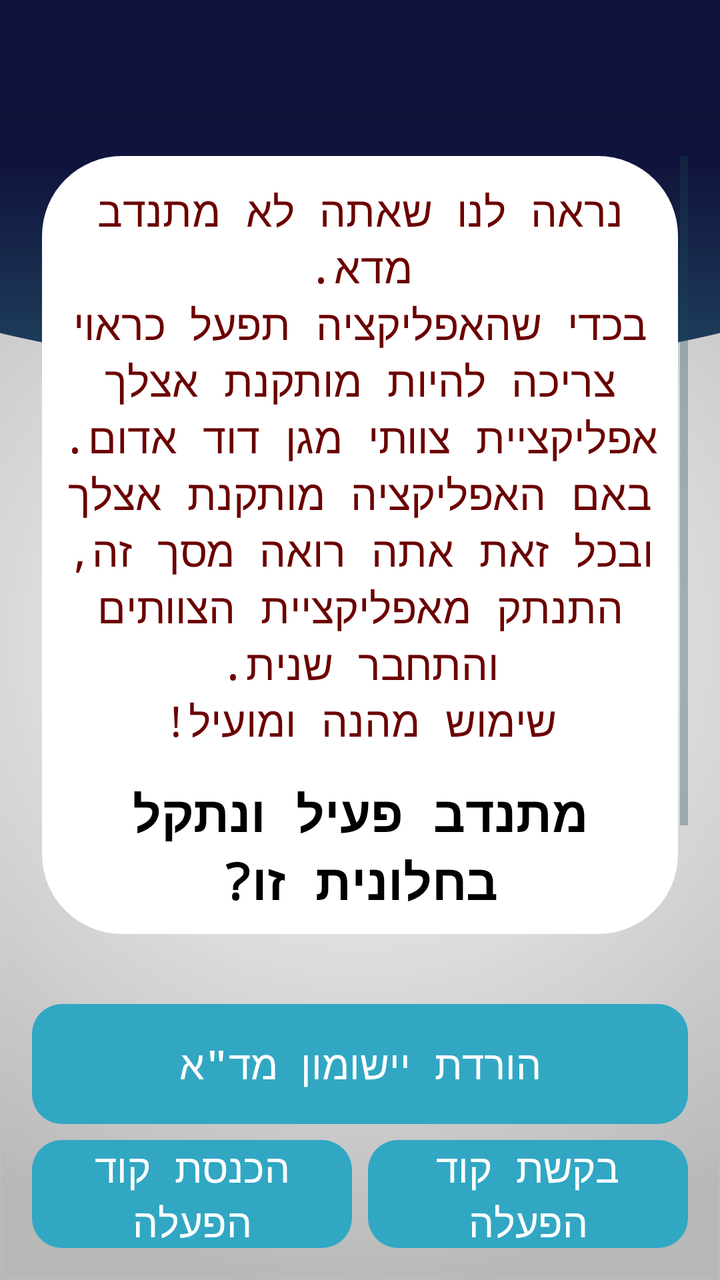
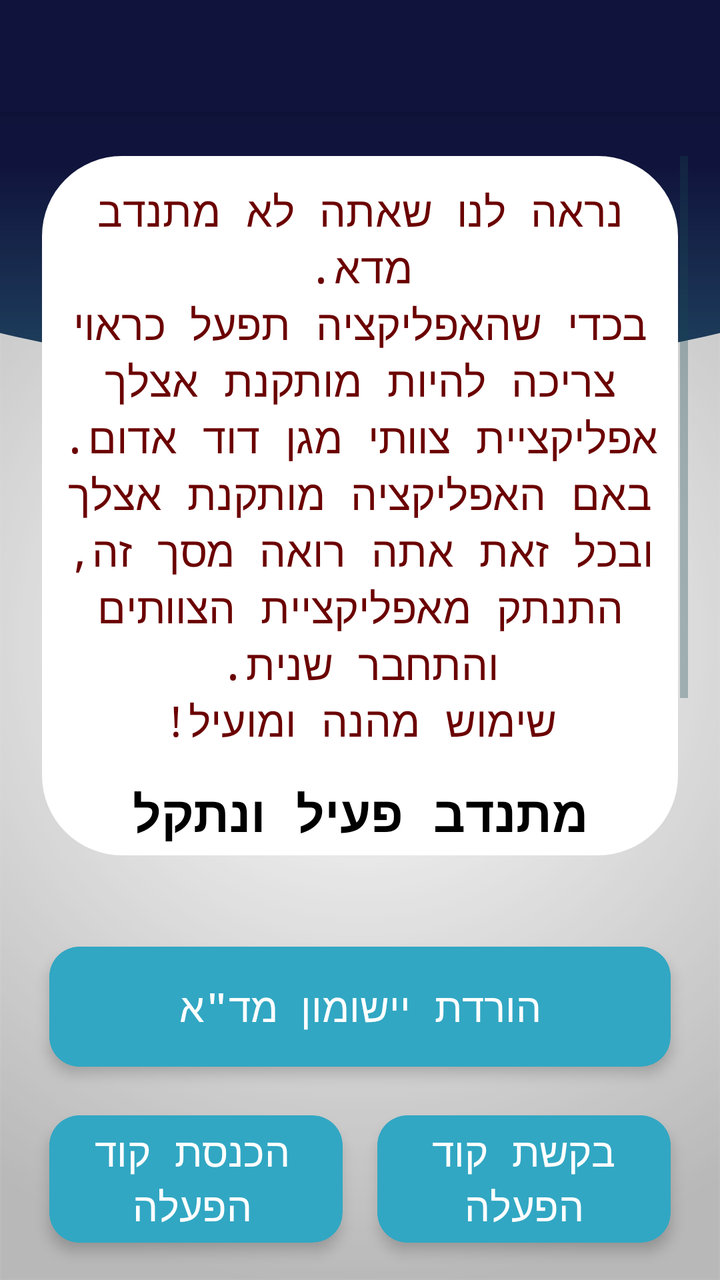

Screens rendered from an Android XML layout before and after an edit, with the pre-edit source and the edit as a unified diff.
<!-- AndroidManifest.xml: application theme AppTheme -->
<!-- res/layout/activity_not_mada.xml -->
<?xml version="1.0" encoding="utf-8"?>
<android.support.design.widget.CoordinatorLayout xmlns:android="http://schemas.android.com/apk/res/android"
    xmlns:app="http://schemas.android.com/apk/res-auto"
    xmlns:tools="http://schemas.android.com/tools"
    android:layout_width="match_parent"
    android:layout_height="match_parent"
    tools:context=".lockPage">

    <android.support.design.widget.AppBarLayout
        android:layout_width="match_parent"
        android:layout_height="wrap_content"
        android:theme="@style/AppTheme.AppBarOverlay">

        <android.support.v7.widget.Toolbar
            android:id="@+id/toolbar"
            android:layout_width="match_parent"
            android:layout_height="?attr/actionBarSize"
            android:background="?attr/colorPrimary"
            app:layout_scrollFlags="scroll|exitUntilCollapsed"
            app:popupTheme="@style/AppTheme.PopupOverlay" />
    </android.support.design.widget.AppBarLayout>

    <RelativeLayout xmlns:android="http://schemas.android.com/apk/res/android"
        android:layout_width="match_parent"
        android:layout_height="match_parent"
        android:orientation="vertical"
        app:layout_behavior="@string/appbar_scrolling_view_behavior">

        <ImageView
            android:layout_width="match_parent"
            android:layout_height="130dp"
            android:background="@drawable/curve_toolbar_bg"
            android:clickable="false"
            android:contentDescription="@string/app_name" />

        <ScrollView
            android:layout_width="match_parent"
            android:layout_height="match_parent"
            android:layout_above="@+id/b9"
            android:layout_marginLeft="16dp"
            android:layout_marginTop="22dp"
            android:layout_marginRight="16dp"
            android:layout_marginBottom="25dp"
            android:background="@drawable/text_white_cornered"
            android:paddingBottom="13dp">

            <RelativeLayout
                android:layout_width="match_parent"
                android:layout_height="wrap_content"
                android:layout_margin="13dp"
                android:paddingBottom="13dp">

                <TextView
                    android:id="@+id/textView11"
                    android:layout_width="wrap_content"
                    android:layout_height="wrap_content"
                    android:layout_gravity="center_horizontal"
                    android:gravity="center"
                    android:text="@string/notMada"
                    android:textAppearance="?android:attr/textAppearanceLarge"
                    android:textColor="@color/ColorRedDark"
                    android:textSize="21sp" />

                <TextView
                    android:id="@+id/textView150"
                    android:layout_width="wrap_content"
                    android:layout_height="wrap_content"
                    android:layout_below="@+id/textView11"
                    android:layout_centerHorizontal="true"
                    android:layout_gravity="center_horizontal"
                    android:layout_marginTop="15dp"
                    android:gravity="center"
                    android:text="@string/notM"
                    android:textAppearance="?android:attr/textAppearanceLarge"
                    android:textColor="@color/Black"
                    android:textSize="25sp"
                    android:textStyle="bold" />
            </RelativeLayout>
        </ScrollView>

        <Button
            android:id="@+id/b9"
            android:layout_width="match_parent"
            android:layout_height="60dp"
            android:layout_above="@+id/lin"
            android:layout_centerHorizontal="true"
            android:layout_marginStart="@dimen/activity_vertical_margin"
            android:layout_marginEnd="@dimen/activity_vertical_margin"
            android:layout_marginBottom="8dp"
            android:background="@drawable/btns_new"
            android:gravity="center"
            android:onClick="TZapp"
            android:text="@string/title_mda"
            android:textColor="#FFF"
            android:textSize="20sp" />

        <LinearLayout
            android:id="@+id/lin"
            android:layout_width="match_parent"
            android:layout_height="70dp"
            android:layout_alignParentStart="true"
            android:layout_alignParentBottom="true"
            android:orientation="horizontal"
            android:paddingLeft="@dimen/activity_horizontal_margin"
            android:paddingRight="@dimen/activity_horizontal_margin"
            android:paddingBottom="16dp">

            <Button
                android:id="@+id/b6"
                android:layout_width="0dp"
                android:layout_height="match_parent"
                android:layout_marginEnd="4dp"
                android:layout_weight="1"
                android:background="@drawable/btns_new"
                android:gravity="center"
                android:onClick="cod"
                android:paddingLeft="5dp"
                android:paddingRight="5dp"
                android:text="@string/title_code"
                android:textColor="#FFF"
                android:textSize="20sp" />

            <Button
                android:id="@+id/b4"
                android:layout_width="0dp"
                android:layout_height="match_parent"
                android:layout_marginStart="4dp"
                android:layout_weight="1"
                android:background="@drawable/btns_new"
                android:gravity="center"
                android:onClick="cond"
                android:paddingLeft="5dp"
                android:paddingRight="5dp"
                android:text="@string/title_activity_code"
                android:textColor="#FFF"
                android:textSize="20sp" />
        </LinearLayout>
    </RelativeLayout>
</android.support.design.widget.CoordinatorLayout>
<!-- resources referenced by this layout -->
<resources>
  <color name="Black">#000000</color>
  <color name="ColorRedDark">#6b0000</color>
  <dimen name="activity_horizontal_margin">16dp</dimen>
  <dimen name="activity_vertical_margin">16dp</dimen>
  <!-- drawable btns_new (drawable) -->
  <?xml version="1.0" encoding="utf-8"?>
  <shape xmlns:android="http://schemas.android.com/apk/res/android"
      android:shape="rectangle">
      <corners android:radius="15dp" />
      <solid android:color="@color/ColorNice" />
      <padding
          android:right="0dp"
          android:left="0dp"
          android:bottom="0dp"
          android:top="0dp" />
      <stroke
          android:width="0dp"
          android:color="#1e869f" />
  </shape>
  <!-- drawable curve_toolbar_bg (drawable) -->
  <?xml version="1.0" encoding="utf-8"?>
  <layer-list xmlns:android="http://schemas.android.com/apk/res/android">
      <item
          android:bottom="0dp"
          android:left="-130dp"
          android:right="-130dp"
          android:top="-80dp">
          <shape android:shape="oval">
              <gradient android:angle="90"
                  android:gradientRadius="100%p"
                  android:endColor="@color/ColorPrimary"
                  android:centerColor="@color/ColorPrimary"
                  android:startColor="#1f425f"
                  android:type="linear" />
          </shape>
      </item>
  </layer-list>
  <!-- drawable text_white_cornered (drawable) -->
  <?xml version="1.0" encoding="utf-8"?>
  <layer-list xmlns:android="http://schemas.android.com/apk/res/android">
      <item android:bottom="10dp" android:left="5dp" android:right="5dp">
          <shape android:shape="rectangle">
              <solid android:color="@color/White" />
              <corners android:radius="40dp" />
          </shape>
      </item>
  </layer-list>
  <string name="app_name">דיווחי מגן דוד אדום</string>
  <string name="notM">מתנדב פעיל ונתקל בחלונית זו?\nצור עימנו קשר ונסייע לך.</string>
  <string name="notMada">נראה לנו שאתה לא מתנדב מד"א.\nבכדי שהאפליקציה תפעל כראוי צריכה להיות מותקנת אצלך אפליקציית צוותי מגן דוד אדום.\nבאם האפליקציה מותקנת אצלך ובכל זאת אתה רואה מסך זה, התנתק מאפליקציית הצוותים והתחבר שנית.\nשימוש מהנה ומועיל!</string>
  <string name="title_activity_code">בקשת קוד הפעלה</string>
  <string name="title_code">הכנסת קוד הפעלה</string>
  <string name="title_mda">הורדת יישומון מד\"א</string>
  <style name="AppTheme.AppBarOverlay" parent="ThemeOverlay.AppCompat.Dark.ActionBar" />
  <style name="AppTheme.PopupOverlay" parent="ThemeOverlay.AppCompat.Light" />
  <color name="ColorNice">#31a7c3</color>
  <color name="ColorPrimary">#10133b</color>
  <color name="White">#FFFFFF</color>
  <color name="ColorPrimaryDark">#1a1d4b</color>
  <color name="ColorBlue">#98194853</color>
  <style name="FButton" parent="Theme.AppCompat.Light">
          <item name="colorControlHighlight">@color/ColorBlue</item>
          <item name="android:textColor">@color/ColorAqua</item>
          <item name="android:textSize">20sp</item>
      </style>
  <color name="materialGrey300">#ffe0e0e0</color>
  <color name="ColorAqua">#32a7c3</color>
  <!-- unchanged entries left out for length: 2 -->
</resources>

<!-- the commit's change to res/layout/activity_not_mada.xml (unified diff, before → after) -->
@@ -5,7 +5,6 @@
     android:layout_width="match_parent"
     android:layout_height="match_parent"
     tools:context=".lockPage">
-
     <android.support.design.widget.AppBarLayout
         android:layout_width="match_parent"
         android:layout_height="wrap_content"
@@ -19,24 +18,21 @@
             app:layout_scrollFlags="scroll|exitUntilCollapsed"
             app:popupTheme="@style/AppTheme.PopupOverlay" />
     </android.support.design.widget.AppBarLayout>
-
     <RelativeLayout xmlns:android="http://schemas.android.com/apk/res/android"
         android:layout_width="match_parent"
         android:layout_height="match_parent"
         android:orientation="vertical"
         app:layout_behavior="@string/appbar_scrolling_view_behavior">
-
         <ImageView
             android:layout_width="match_parent"
             android:layout_height="130dp"
             android:background="@drawable/curve_toolbar_bg"
             android:clickable="false"
             android:contentDescription="@string/app_name" />
-
         <ScrollView
             android:layout_width="match_parent"
             android:layout_height="match_parent"
-            android:layout_above="@+id/b9"
+            android:layout_above="@+id/real_app_card_view"
             android:layout_marginLeft="16dp"
             android:layout_marginTop="22dp"
             android:layout_marginRight="16dp"
@@ -77,37 +73,55 @@
                     android:textStyle="bold" />
             </RelativeLayout>
         </ScrollView>
-
+        <android.support.v7.widget.CardView
+            android:id="@+id/real_app_card_view"
+            android:layout_width="match_parent"
+            android:layout_height="wrap_content"
+            android:layout_gravity="center"
+            android:layout_above="@+id/lin"
+            android:layout_centerHorizontal="true"
+            android:layout_marginStart="@dimen/activity_vertical_margin"
+            android:layout_marginEnd="@dimen/activity_vertical_margin"
+            android:layout_marginBottom="3dp"
+            app:cardUseCompatPadding="true"
+            app:cardBackgroundColor="@color/ColorNice"
+            app:cardCornerRadius="15dp"
+            app:cardElevation="4dp">
         <Button
             android:id="@+id/b9"
             android:layout_width="match_parent"
             android:layout_height="60dp"
-            android:layout_above="@+id/lin"
             android:layout_centerHorizontal="true"
-            android:layout_marginStart="@dimen/activity_vertical_margin"
-            android:layout_marginEnd="@dimen/activity_vertical_margin"
-            android:layout_marginBottom="8dp"
             android:background="@drawable/btns_new"
             android:gravity="center"
             android:onClick="TZapp"
             android:text="@string/title_mda"
             android:textColor="#FFF"
             android:textSize="20sp" />
-
+        </android.support.v7.widget.CardView>
         <LinearLayout
             android:id="@+id/lin"
             android:layout_width="match_parent"
-            android:layout_height="70dp"
+            android:layout_height="wrap_content"
             android:layout_alignParentStart="true"
             android:layout_alignParentBottom="true"
             android:orientation="horizontal"
             android:paddingLeft="@dimen/activity_horizontal_margin"
             android:paddingRight="@dimen/activity_horizontal_margin"
-            android:paddingBottom="16dp">
-
+            android:paddingBottom="8dp">
+            <android.support.v7.widget.CardView
+                android:id="@+id/code_put_card_view"
+                android:layout_width="0dp"
+                android:layout_height="85dp"
+                android:layout_weight="1"
+                android:layout_gravity="center"
+                app:cardBackgroundColor="@color/ColorNice"
+                app:cardUseCompatPadding="true"
+                app:cardCornerRadius="15dp"
+                app:cardElevation="4dp">
             <Button
                 android:id="@+id/b6"
-                android:layout_width="0dp"
+                android:layout_width="wrap_content"
                 android:layout_height="match_parent"
                 android:layout_marginEnd="4dp"
                 android:layout_weight="1"
@@ -119,13 +133,21 @@
                 android:text="@string/title_code"
                 android:textColor="#FFF"
                 android:textSize="20sp" />
-
+            </android.support.v7.widget.CardView>
+            <android.support.v7.widget.CardView
+                android:id="@+id/code_req_card_view"
+                android:layout_width="0dp"
+                android:layout_height="85dp"
+                android:layout_weight="1"
+                android:layout_gravity="center"
+                app:cardBackgroundColor="@color/ColorNice"
+                app:cardUseCompatPadding="true"
+                app:cardCornerRadius="15dp"
+                app:cardElevation="4dp">
             <Button
                 android:id="@+id/b4"
-                android:layout_width="0dp"
+                android:layout_width="wrap_content"
                 android:layout_height="match_parent"
-                android:layout_marginStart="4dp"
-                android:layout_weight="1"
                 android:background="@drawable/btns_new"
                 android:gravity="center"
                 android:onClick="cond"
@@ -134,6 +156,7 @@
                 android:text="@string/title_activity_code"
                 android:textColor="#FFF"
                 android:textSize="20sp" />
+            </android.support.v7.widget.CardView>
         </LinearLayout>
     </RelativeLayout>
 </android.support.design.widget.CoordinatorLayout>
